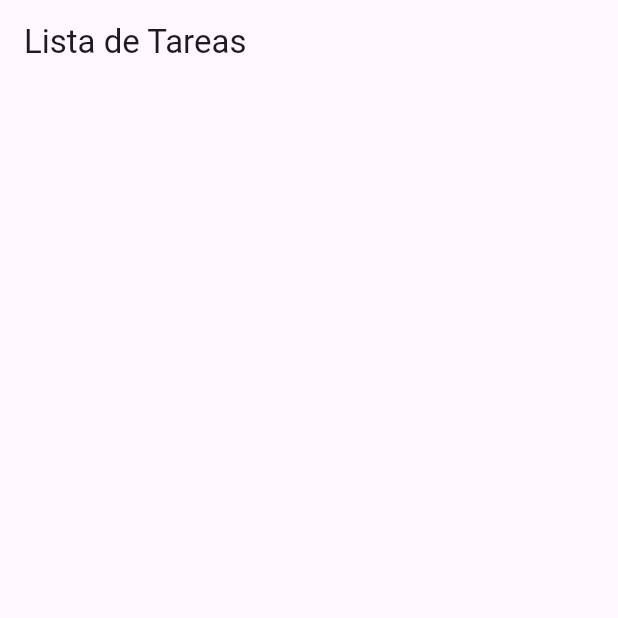
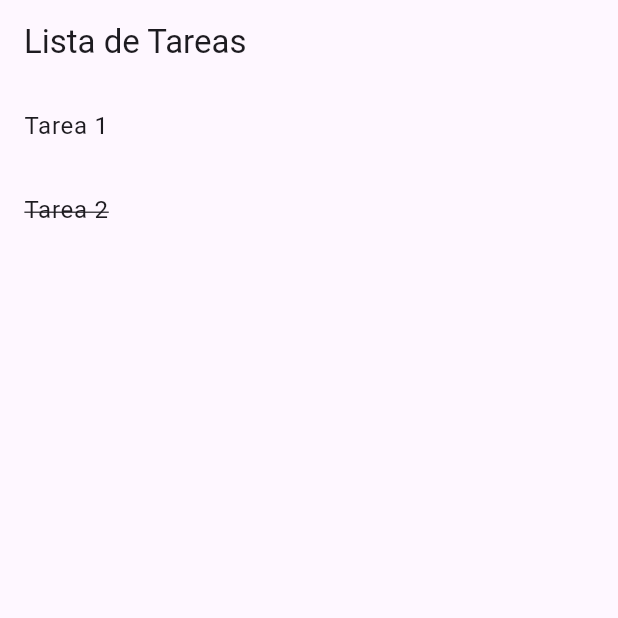
Before and after one commit to MateoR-gif/flutter-toDo, a Flutter app: the screen it shows after launch, on a phone screen of 412 x 824 dp, the top half of it. Run offline on Flutter 3.47's test engine with Material 3 defaults, Android fonts, the phone set to English and light mode, and no system bars.

Commit message:
ListView of tasks implemented

```diff
--- a/flutter_todo/lib/models/task.dart
+++ b/flutter_todo/lib/models/task.dart
@@ -1,4 +1,4 @@
-class Task {
+abstract class Task {
   String name;
   bool isCompleted;
 
--- a/flutter_todo/lib/views/todo_list_view.dart
+++ b/flutter_todo/lib/views/todo_list_view.dart
@@ -1,18 +1,39 @@
 import 'package:flutter/material.dart';
 import 'package:flutter_todo/views/gepeto.dart';
 
-class ToDoListScreen extends StatefulWidget{
+class ToDoListScreen extends StatefulWidget {
   @override
   _ToDoListScreenState createState() => _ToDoListScreenState();
 }
 
-class _ToDoListScreenState extends State<ToDoListScreen>{
+class _ToDoListScreenState extends State<ToDoListScreen> {
+  List<Task> _tasks = [
+    Task(name: 'Tarea 1', isCompleted: false),
+    Task(name: 'Tarea 2', isCompleted: true),
+  ];
+
+
   @override
-  Widget build(BuildContext context){
+  Widget build(BuildContext context) {
     return Scaffold(
       appBar: AppBar(
         title: Text('Lista de Tareas'),
       ),
+      body: ListView.builder(
+        itemCount: _tasks.length,
+        itemBuilder: (context, index) {
+          return ListTile(
+            title: Text(
+              _tasks[index].name,
+              style: TextStyle(
+                decoration: _tasks[index].isCompleted
+                    ? TextDecoration.lineThrough
+                    : TextDecoration.none,
+              ),
+            ),
+          );
+        },
+      ),
     );
   }
 }
```
